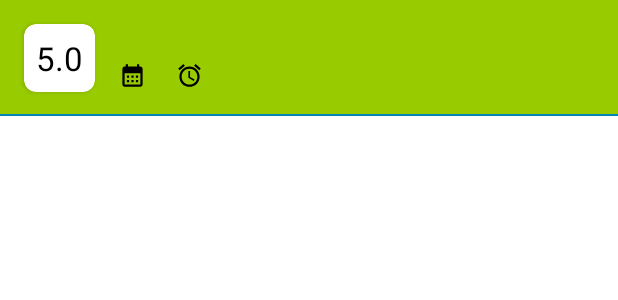
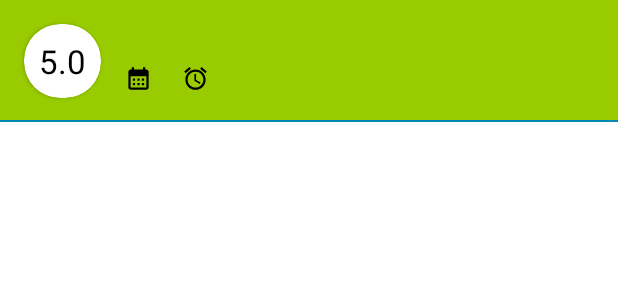
Before and after one commit to AAyar94/Earthquakes, an Android app: the layout row_layout_earthquake.xml on its own in the app's theme, with its tools: preview values and no code run, on a phone screen of 412 x 824 dp. Shown: the top 300 px of the screen. Run offline under Robolectric (Android 15) with nearby library versions, the phone set to English and light mode, and no system bars; network calls fail; Roboto replaces fonts that are not available here.

Commit message:
Card Corner Radius fixed

```diff
--- a/app/src/main/java/com/aayar94/earthquakes/ui/fragment/LastEarthquakes/AdapterLastEarthquakesRV.kt
+++ b/app/src/main/java/com/aayar94/earthquakes/ui/fragment/LastEarthquakes/AdapterLastEarthquakesRV.kt
@@ -21,7 +21,7 @@ class AdapterLastEarthquakesRV :
                 txtDate.text = items[position].date
                 txtTime.text = items[position].time
                 divider.setBackgroundColor(items[position].magnitudeColor)
-                cardMag.setBackgroundColor(items[position].magnitudeColor)
+                cardMag.setCardBackgroundColor(items[position].magnitudeColor)
                 root.setBackgroundColor(items[position].magnitudeColorLight)
                 root.setOnClickListener {
                     val action =
--- a/app/src/main/res/layout/row_layout_earthquake.xml
+++ b/app/src/main/res/layout/row_layout_earthquake.xml
@@ -13,7 +13,7 @@
         android:layout_marginStart="16dp"
         android:layout_marginTop="16dp"
         android:layout_marginBottom="16dp"
-        app:cardCornerRadius="8dp"
+        app:cardCornerRadius="24dp"
         app:layout_constraintBottom_toBottomOf="parent"
         app:layout_constraintStart_toStartOf="parent"
         app:layout_constraintTop_toTopOf="parent"
@@ -25,7 +25,7 @@
             android:layout_height="wrap_content"
             android:layout_gravity="center"
             android:fontFamily="@font/roboto_bold"
-            android:padding="8dp"
+            android:padding="10dp"
             android:textColor="@color/black"
             android:textSize="22sp"
             tools:text="5.0" />
```
